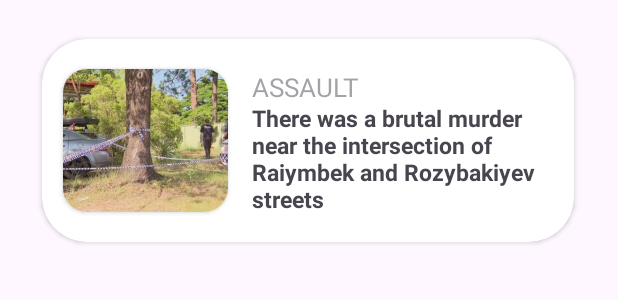
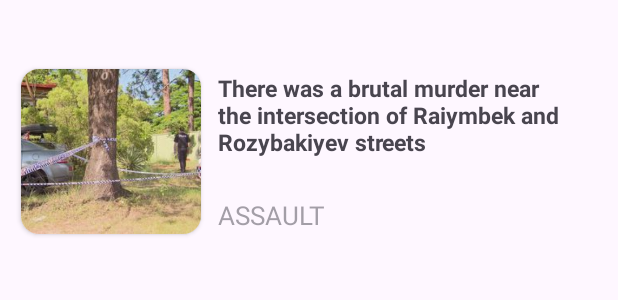
Before and after one commit to alimbeker/CrimeGuardian, an Android app: the layout item_crime_news.xml on its own in the app's theme, with its tools: preview values and no code run, on a phone screen of 412 x 824 dp. Shown: the top 300 px of the screen. Run offline under Robolectric (Android 15) with nearby library versions, the phone set to English and light mode, and no system bars.

Commit message:
changes in news_item_design

```diff
--- a/app/src/main/res/layout/item_crime_news.xml
+++ b/app/src/main/res/layout/item_crime_news.xml
@@ -1,20 +1,17 @@
 <?xml version="1.0" encoding="utf-8"?>
-<androidx.cardview.widget.CardView xmlns:android="http://schemas.android.com/apk/res/android"
+<FrameLayout xmlns:android="http://schemas.android.com/apk/res/android"
     xmlns:app="http://schemas.android.com/apk/res-auto"
-    xmlns:tools="http://schemas.android.com/tools"
     android:layout_width="match_parent"
-    android:layout_height="135dp"
-    android:layout_marginStart="28dp"
+    android:layout_height="150dp"
     android:layout_marginTop="26dp"
-    android:layout_marginEnd="29dp"
     app:cardCornerRadius="30dp">
 
     <androidx.cardview.widget.CardView
-        android:layout_width="110dp"
-        android:layout_height="95dp"
+        android:layout_width="120dp"
+        android:layout_height="110dp"
         android:layout_marginStart="14dp"
         android:layout_marginTop="20dp"
-        app:cardCornerRadius="16dp">
+        app:cardCornerRadius="12dp">
 
         <ImageView
             android:id="@+id/crime_news_image"
@@ -26,25 +23,26 @@
     </androidx.cardview.widget.CardView>
 
     <TextView
-        android:id="@+id/type_of_crime"
+        android:id="@+id/description"
+        android:layout_width="wrap_content"
+        android:layout_height="80dp"
+        android:layout_marginStart="145dp"
+        android:layout_marginTop="22dp"
+        android:layout_marginEnd="5dp"
+        android:text="@string/text_crime_1"
+        android:textSize="15sp"
+        android:textStyle="bold" />
+
+    <TextView
+        android:id="@+id/source"
         android:layout_width="wrap_content"
         android:layout_height="wrap_content"
-        android:layout_marginStart="140dp"
-        android:layout_marginTop="20dp"
+        android:layout_marginStart="145dp"
+        android:layout_marginTop="105dp"
         android:alpha="0.5"
         android:text="@string/assault"
         android:textAllCaps="true"
         android:textSize="17sp" />
 
-    <TextView
-        android:id="@+id/description"
-        android:layout_width="wrap_content"
-        android:layout_height="wrap_content"
-        android:layout_marginStart="140dp"
-        android:layout_marginTop="42dp"
-        android:layout_marginEnd="5dp"
-        android:text="@string/text_crime_1"
-        android:textSize="15sp"
-        android:textStyle="bold" />
 
-</androidx.cardview.widget.CardView>
+</FrameLayout>
```
